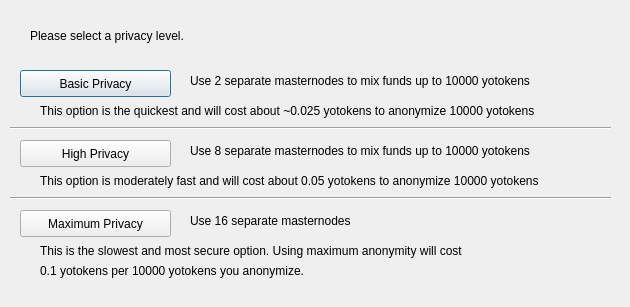
Yotokens2020/Yotokens, file src/qt/forms/obfuscationconfig.ui: the form before one commit.
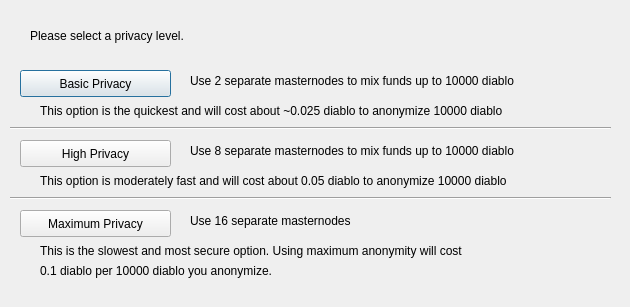
The form after the commit.

Patch:
```diff
--- a/src/qt/forms/obfuscationconfig.ui
+++ b/src/qt/forms/obfuscationconfig.ui
@@ -75,7 +75,7 @@
     </rect>
    </property>
    <property name="text">
-    <string>Use 2 separate masternodes to mix funds up to 10000 yotokens</string>
+    <string>Use 2 separate masternodes to mix funds up to 10000 diablo</string>
    </property>
   </widget>
   <widget class="QLabel" name="label_3">
@@ -88,7 +88,7 @@
     </rect>
    </property>
    <property name="text">
-    <string>Use 8 separate masternodes to mix funds up to 10000 yotokens</string>
+    <string>Use 8 separate masternodes to mix funds up to 10000 diablo</string>
    </property>
   </widget>
   <widget class="QLabel" name="label_4">
@@ -114,7 +114,7 @@
     </rect>
    </property>
    <property name="text">
-    <string>This option is the quickest and will cost about ~0.025 yotokens to anonymize 10000 yotokens</string>
+    <string>This option is the quickest and will cost about ~0.025 diablo to anonymize 10000 diablo</string>
    </property>
   </widget>
   <widget class="QLabel" name="label_7">
@@ -127,7 +127,7 @@
     </rect>
    </property>
    <property name="text">
-    <string>This option is moderately fast and will cost about 0.05 yotokens to anonymize 10000 yotokens</string>
+    <string>This option is moderately fast and will cost about 0.05 diablo to anonymize 10000 diablo</string>
    </property>
   </widget>
   <widget class="QLabel" name="label_8">
@@ -153,7 +153,7 @@
     </rect>
    </property>
    <property name="text">
-    <string>0.1 yotokens per 10000 yotokens you anonymize.</string>
+    <string>0.1 diablo per 10000 diablo you anonymize.</string>
    </property>
   </widget>
   <widget class="Line" name="line">
```
